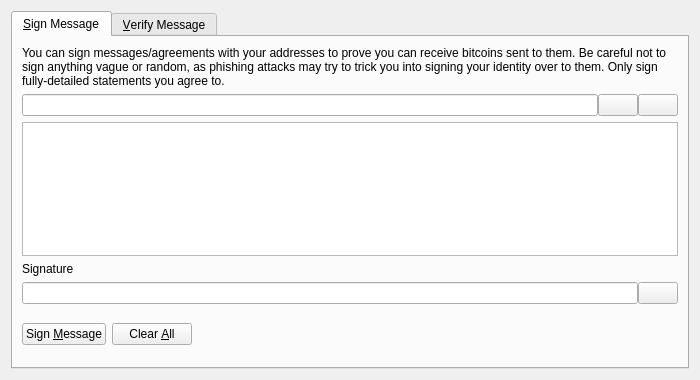
AdvancedTechnologyCoin/arc_core, file src/qt/forms/signverifymessagedialog.ui: the form before one commit.
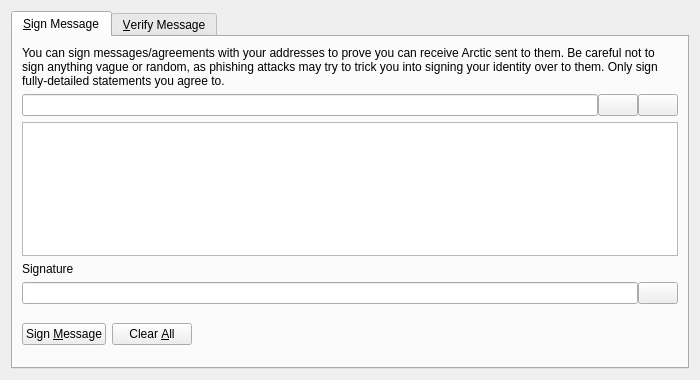
The form after the commit. Custom widgets are drawn as their Qt base class.

Patch:
```diff
--- a/src/qt/forms/signverifymessagedialog.ui
+++ b/src/qt/forms/signverifymessagedialog.ui
@@ -30,7 +30,7 @@
        <item>
         <widget class="QLabel" name="infoLabel_SM">
          <property name="text">
-          <string>You can sign messages/agreements with your addresses to prove you can receive bitcoins sent to them. Be careful not to sign anything vague or random, as phishing attacks may try to trick you into signing your identity over to them. Only sign fully-detailed statements you agree to.</string>
+          <string>You can sign messages/agreements with your addresses to prove you can receive Arctic sent to them. Be careful not to sign anything vague or random, as phishing attacks may try to trick you into signing your identity over to them. Only sign fully-detailed statements you agree to.</string>
          </property>
          <property name="textFormat">
           <enum>Qt::PlainText</enum>
```
